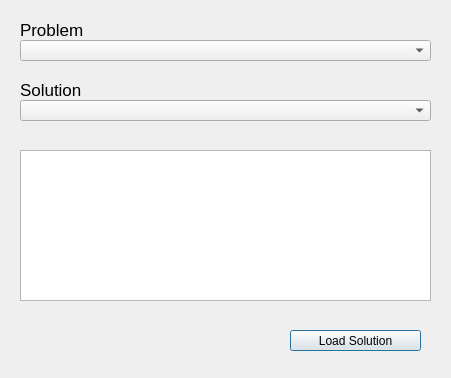
Ingeniousware/QGISWaterIng, file ui/watering_optimization_dialog.ui: the form before one commit.
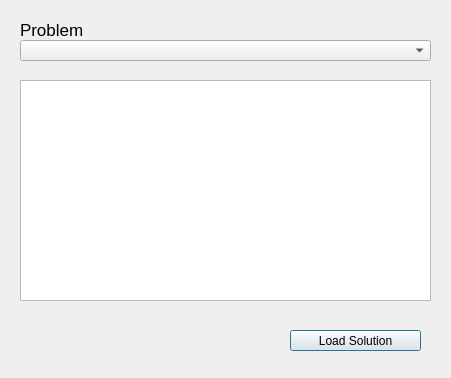
The form after the commit.

Commit message: problems solutions table first version

```diff
--- a/ui/watering_optimization_dialog.ui
+++ b/ui/watering_optimization_dialog.ui
@@ -46,39 +46,6 @@
     <string>Problem</string>
    </property>
   </widget>
-  <widget class="QComboBox" name="solution_box">
-   <property name="geometry">
-    <rect>
-     <x>20</x>
-     <y>100</y>
-     <width>411</width>
-     <height>21</height>
-    </rect>
-   </property>
-  </widget>
-  <widget class="QLabel" name="projectLabel_2">
-   <property name="enabled">
-    <bool>true</bool>
-   </property>
-   <property name="geometry">
-    <rect>
-     <x>20</x>
-     <y>80</y>
-     <width>171</width>
-     <height>20</height>
-    </rect>
-   </property>
-   <property name="font">
-    <font>
-     <pointsize>13</pointsize>
-     <weight>50</weight>
-     <bold>false</bold>
-    </font>
-   </property>
-   <property name="text">
-    <string>Solution</string>
-   </property>
-  </widget>
   <widget class="QPushButton" name="BtLoadSolution">
    <property name="geometry">
     <rect>
@@ -96,9 +63,9 @@
    <property name="geometry">
     <rect>
      <x>20</x>
-     <y>150</y>
+     <y>80</y>
      <width>411</width>
-     <height>151</height>
+     <height>221</height>
     </rect>
    </property>
   </widget>
```
Left out of the diff: 3 changed lines with no effect on the pictures. The commit also changes 6 other files.
